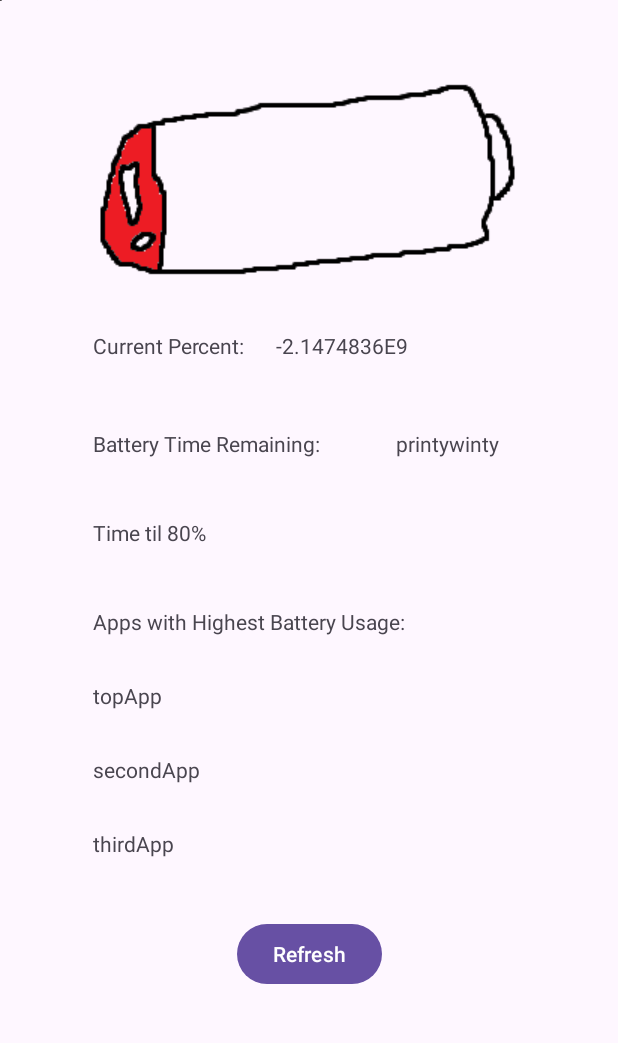
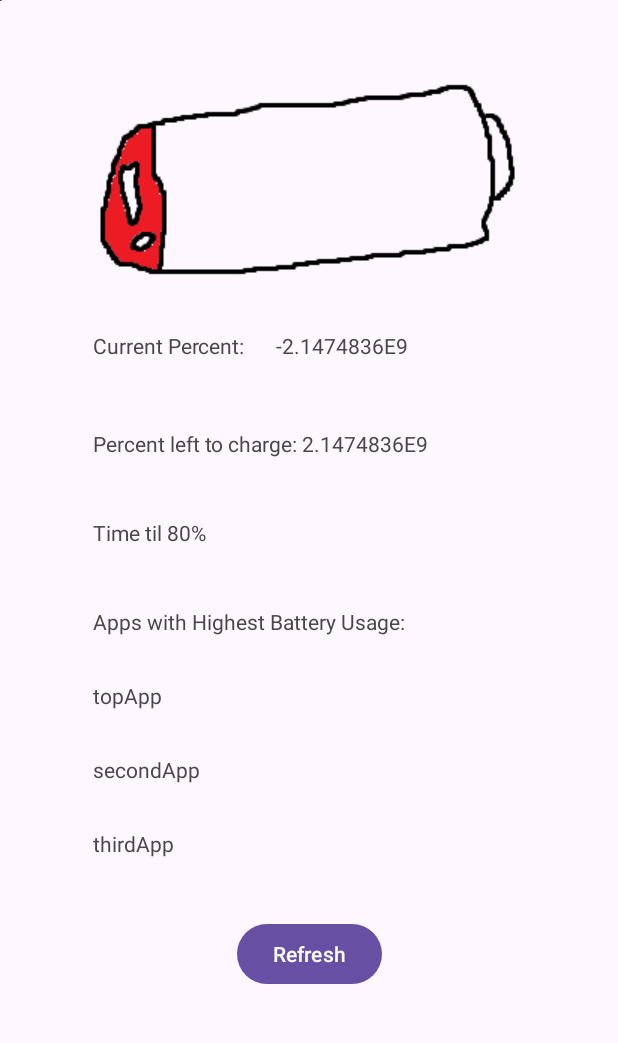
Before and after one commit to hexactinal/imposters, an Android app: the screen it shows after launch (MainActivity), on a phone screen of 412 x 824 dp, the part 80-1123 px from its top. Run offline under Robolectric (Android 15) with nearby library versions, the phone set to English and light mode, and no system bars; 5 statements that could not run were skipped.

Commit message:
changed to Percent left to charge

```diff
--- a/app/src/main/java/com/example/imposters/MainActivity.java
+++ b/app/src/main/java/com/example/imposters/MainActivity.java
@@ -121,29 +121,31 @@ public class MainActivity extends AppCompatActivity {
         // Calculate remaining time for full charge
         //int timeRemaining = (int) ((scale * (1 - batteryPct)) / (level / 1000f));
         //Discharging Time=Battery Capacity*Battery Volt/Device Watt.
-        if (!fullyCharged) {
-            if (batteryPct < 100) {
-                if (startBatteryLevel == 0) {
-                    startBatteryLevel = batteryPct;
-                    startTime = System.currentTimeMillis();
-                } else {
-                    long currentTime = System.currentTimeMillis();
-                    long elapsedTime = currentTime - startTime;
-                    float dischargeRate = (startBatteryLevel - batteryPct);
-
-                    // Estimate remaining time
-                    float remainingTime = (100 - batteryPct) / dischargeRate;
-
-                    // Display remaining time
-                    timeText.setText("Battery Time Remaining " + (int) remainingTime + " minutes");
-
-                }
-            } else {
-                //Battery fully charged
-                fullyCharged = true;
-                timeText.setText("Battery Charged Fully");
-            }
-        }
+//        if (!fullyCharged) {
+//            if (batteryPct < 100) {
+//                if (startBatteryLevel == 0) {
+//                    startBatteryLevel = batteryPct;
+//                    startTime = System.currentTimeMillis();
+//                }
+//                long currentTime = System.currentTimeMillis();
+//                long elapsedTime = currentTime - startTime;
+//                float dischargeRate = (startBatteryLevel - batteryPct);
+//
+//                // Estimate remaining time
+//                if (dischargeRate <= 0) {
+//                    dischargeRate = 1.0f;
+//                }
+//                float remainingTime = (100 - batteryPct) / dischargeRate;
+//
+//                // Display remaining time
+//                timeText.setText("Battery Time Remaining " + (int) remainingTime + " minutes");
+//            } else {
+//                //Battery fully charged
+//                fullyCharged = true;
+//                timeText.setText("Battery Charged Fully");
+//            }
+//        }
+        timeText.setText("Percent left to charge: " + (100.0f - batteryPct));
     }
 
 
--- a/app/src/main/res/layout/activity_main.xml
+++ b/app/src/main/res/layout/activity_main.xml
@@ -77,16 +77,6 @@
             app:layout_constraintTop_toBottomOf="@+id/percentLabel" />
 
         <TextView
-            android:id="@+id/timeRes"
-            android:layout_width="wrap_content"
-            android:layout_height="wrap_content"
-            android:layout_marginStart="50dp"
-            android:layout_marginTop="46dp"
-            android:text="printywinty"
-            app:layout_constraintStart_toEndOf="@+id/textView"
-            app:layout_constraintTop_toBottomOf="@+id/percentage" />
-
-        <TextView
             android:id="@+id/textView2"
             android:layout_width="wrap_content"
             android:layout_height="wrap_content"
```
